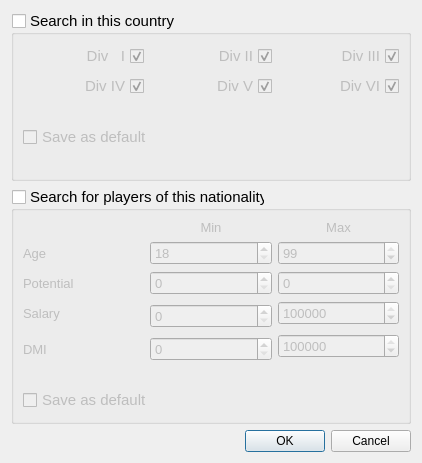
radszy/ntscout, file source/ntscout/searchdialog.ui: the form before one commit.
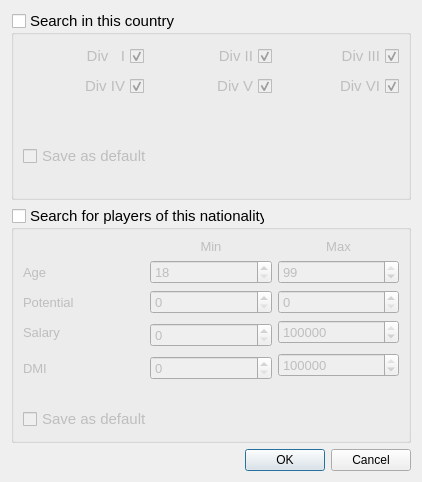
The form after the commit.

```diff
--- a/source/ntscout/searchdialog.ui
+++ b/source/ntscout/searchdialog.ui
@@ -7,7 +7,7 @@
     <x>0</x>
     <y>0</y>
     <width>422</width>
-    <height>439</height>
+    <height>482</height>
    </rect>
   </property>
   <property name="windowTitle">
```
Left out of the diff: 20 changed lines with no effect on the pictures.
